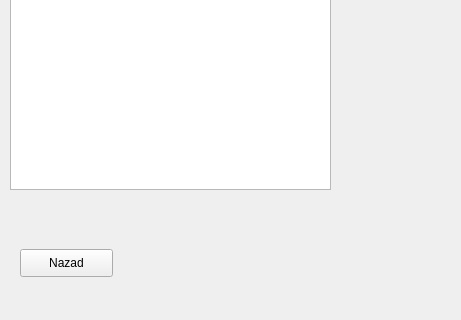
Qt form mainwindow.ui (MATF-RS20/RS006-klasicna-igra-dame) before a commit; both pictures show x 0 to 461 and y 141 to 461 of the 461 by 461 pixel window.
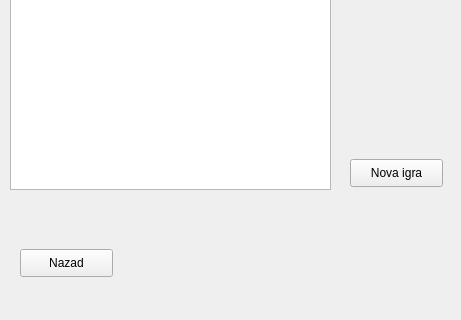
The same form after that commit.

```diff
--- a/mainwindow.ui
+++ b/mainwindow.ui
@@ -154,6 +154,19 @@
        <string>Igrac je: Crni</string>
       </property>
      </widget>
+     <widget class="QPushButton" name="btn2NewGame">
+      <property name="geometry">
+       <rect>
+        <x>350</x>
+        <y>300</y>
+        <width>93</width>
+        <height>28</height>
+       </rect>
+      </property>
+      <property name="text">
+       <string>Nova igra</string>
+      </property>
+     </widget>
     </widget>
    </widget>
   </widget>
```
Left out of the diff: 13 changed lines with no effect on the pictures.
